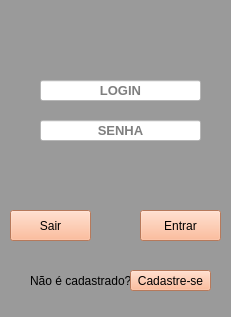
First picture: the form in formularios/frmLoginUsuario.ui, repository AndreConforti/projeto-faculdade, before the edit.
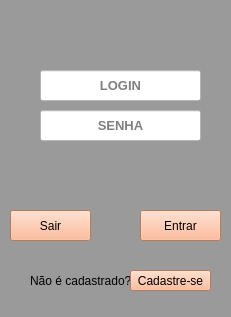
Second picture: the form after the edit.

Diff of the .ui file:
```diff
--- a/formularios/frmLoginUsuario.ui
+++ b/formularios/frmLoginUsuario.ui
@@ -83,9 +83,9 @@
     <property name="geometry">
      <rect>
       <x>40</x>
-      <y>80</y>
+      <y>70</y>
       <width>161</width>
-      <height>21</height>
+      <height>31</height>
      </rect>
     </property>
     <property name="font">
@@ -112,9 +112,9 @@
     <property name="geometry">
      <rect>
       <x>40</x>
-      <y>120</y>
+      <y>110</y>
       <width>161</width>
-      <height>21</height>
+      <height>31</height>
      </rect>
     </property>
     <property name="font">
```
Left out of the diff: 18 changed lines with no effect on the pictures.
